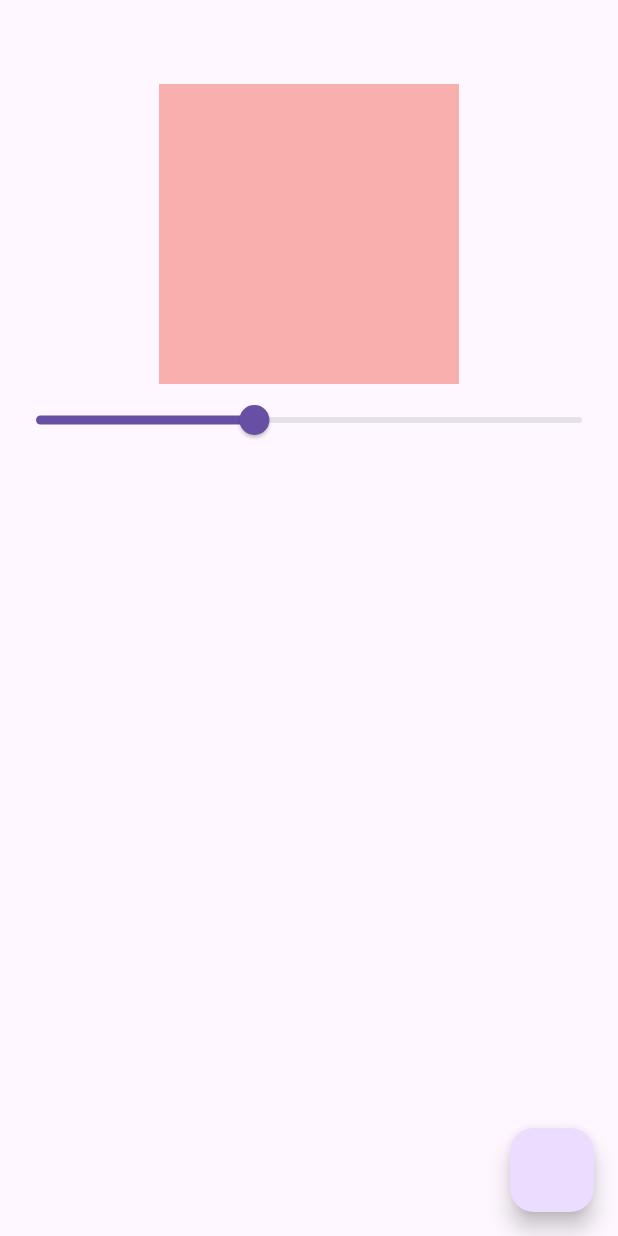
After one commit to ravishankarpradhan76/flutter_getx_tutorial, a Flutter app: the screen it shows after launch, on a phone screen of 412 x 824 dp. The commit adds this screen. Run offline on Flutter 3.47's test engine with Material 3 defaults, Android fonts, the phone set to English and light mode, and no system bars; our stand-ins replace get.

Commit message:
first commit

```diff
--- /dev/null
+++ b/lib/counter_exampletwo.dart
@@ -0,0 +1,41 @@
+import 'package:flutter/material.dart';
+
+class CounterExampletwo extends StatefulWidget {
+  const CounterExampletwo({Key?key}): super(key: key);
+
+  @override
+  State<CounterExampletwo> createState() => _CounterExampletwoState();
+}
+
+class _CounterExampletwoState extends State<CounterExampletwo> {
+  double opacity = .4;
+
+  @override
+  void initState() {
+    // TODO: implement initState
+    super.initState();
+  }
+  @override
+  Widget build(BuildContext context) {
+    return Scaffold(
+      appBar: AppBar(),
+
+      body: Column(
+        children: [
+        Container(
+          height: 200,
+          width: 200,
+          color: Colors.red.withOpacity(opacity),
+        ),
+          Slider(value: opacity, onChanged: (value){
+
+          })
+        ],
+      ),
+      floatingActionButton: FloatingActionButton(
+          onPressed: (){
+
+          }),
+    );
+  }
+}
--- a/lib/main.dart
+++ b/lib/main.dart
@@ -1,6 +1,8 @@
 import 'package:flutter/material.dart';
 import 'package:get/get.dart';
-import 'home_screen.dart';
+import 'counter_example.dart';
+import 'counter_exampletwo.dart';
+
 
 void main() {
   runApp(const MyApp());
@@ -19,7 +21,7 @@ class MyApp extends StatelessWidget {
         primarySwatch: Colors.blue,
       ),
 
-      home: const HomeScreen(),
+      home: const CounterExampletwo(),
     );
   }
 }
```
Also changed, not shown: lib/counter_controller.dart (added, +14 -0 lines), lib/counter_example.dart (added, +47 -0 lines).
